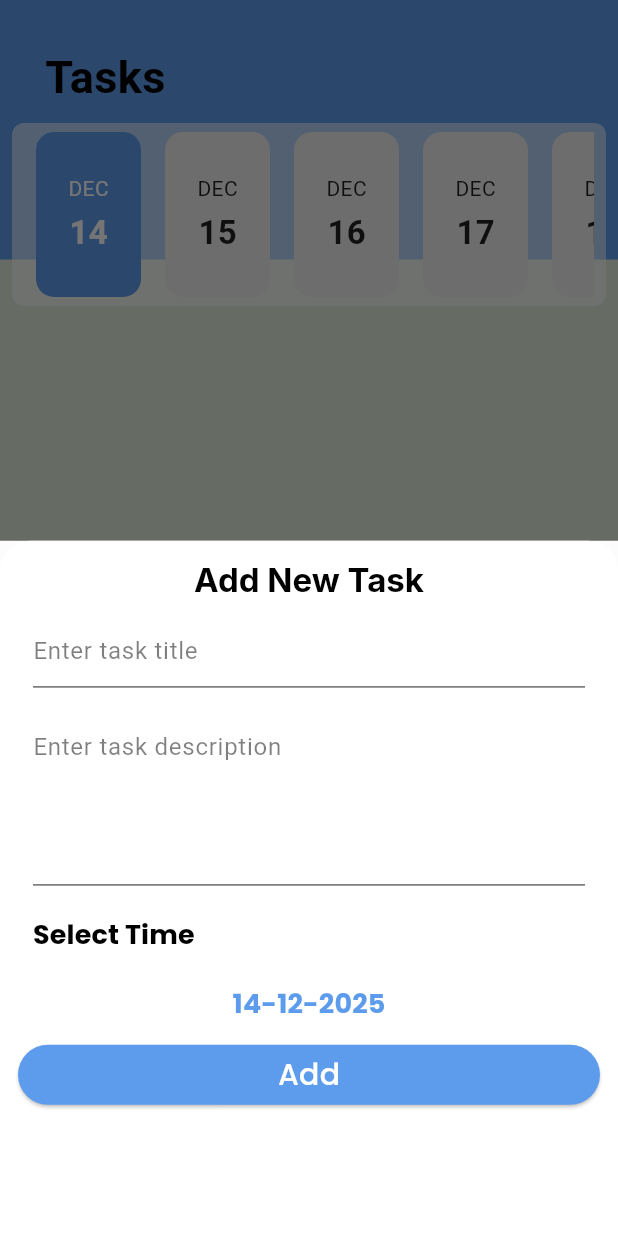
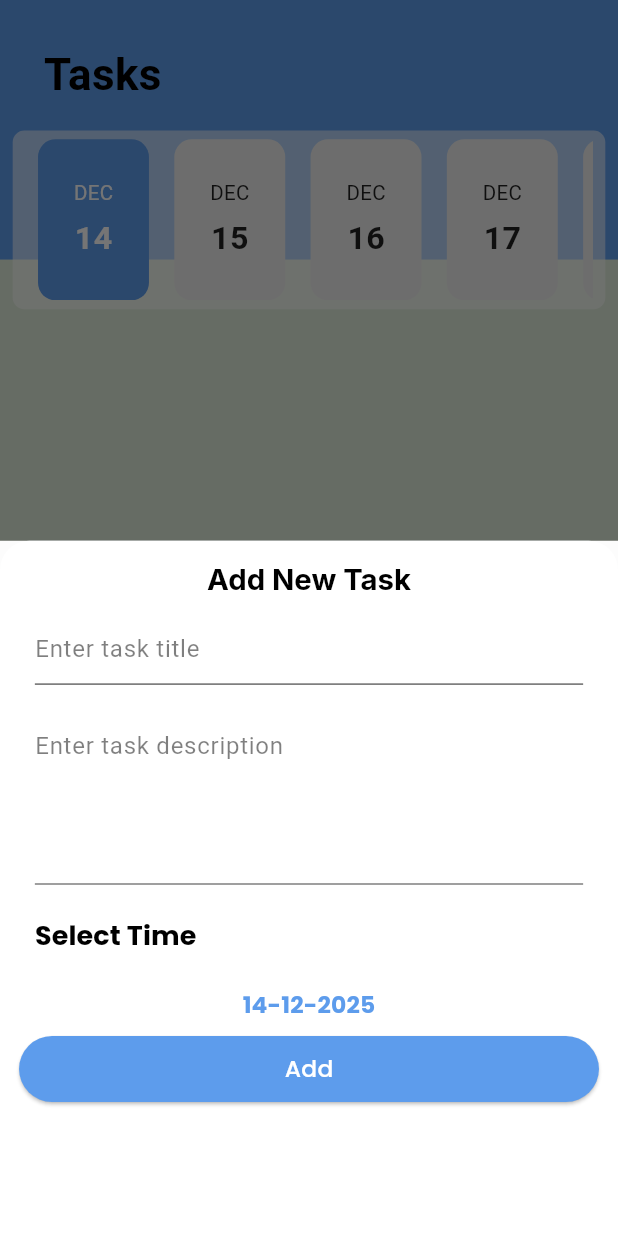
Before and after one commit to ahmed2782002/todo, a Flutter app: the HomeScreen screen opened by its route, after a tap on the "add" icon, on a phone screen of 412 x 824 dp. Run offline on Flutter 3.47's test engine with Material 3 defaults, Android fonts, the phone set to English and light mode, and no system bars; our stand-ins replace cloud_firestore, firebase_core, flutter_screenutil, flutter_slidable, google_fonts, shared_preferences; accounts and stored records are empty.

Commit message:
end project

```diff
--- a/lib/core/firebase/task.dart
+++ b/lib/core/firebase/task.dart
@@ -18,7 +18,7 @@ class Task {
   Task.fromFireStore(Map<String, dynamic> data)
       : this(
             id: data["id"],
-            title: data["title"],
+      title: data["title"],
             description: data["description"],
             dateTime: DateTime.fromMillisecondsSinceEpoch(data["dateTime"]),
             isDone: data["isDone"]);
--- a/lib/home/home_screen.dart
+++ b/lib/home/home_screen.dart
@@ -1,11 +1,12 @@
 import 'package:flutter/material.dart';
+import 'package:flutter_screenutil/flutter_screenutil.dart';
 import 'package:to_do/pages/task_list/task_list_tab.dart';
 
 import '../pages/setting/setting_view.dart';
 import '../pages/task_list/add_task_bottom_sheet.dart';
 
 class HomeScreen extends StatefulWidget {
-  HomeScreen({super.key});
+  const HomeScreen({super.key});
 
   static const String routeName = "home_screen";
 
@@ -20,22 +21,22 @@ class _HomeScreenState extends State<HomeScreen> {
 
   List<Widget> pages = [
     TaskListTab(),
-    SettingView(),
+    const SettingView(),
   ];
 
   @override
   Widget build(BuildContext context) {
-    var mediaQuery = MediaQuery.of(context).size;
     var theme = Theme.of(context);
+
     return Scaffold(
-
       body: pages[selectedIndex],
       extendBody: true,
+
       bottomNavigationBar: BottomAppBar(
         color: theme.colorScheme.onBackground,
-        height: mediaQuery.height * .093,
-        shape: CircularNotchedRectangle(),
-        notchMargin: 8,
+        height: 78.h, // بدل mediaQuery.height * .093
+        shape: const CircularNotchedRectangle(),
+        notchMargin: 8.r,
         child: BottomNavigationBar(
           currentIndex: selectedIndex,
           onTap: (index) {
@@ -44,22 +45,26 @@ class _HomeScreenState extends State<HomeScreen> {
           },
           items: const [
             BottomNavigationBarItem(
-                icon: ImageIcon(AssetImage("assets/images/list.png")),
-                label: "List"),
+              icon: ImageIcon(AssetImage("assets/images/list.png")),
+              label: "List",
+            ),
             BottomNavigationBarItem(
-                icon: ImageIcon(AssetImage("assets/images/setting.png")),
-                label: "List")
+              icon: ImageIcon(AssetImage("assets/images/setting.png")),
+              label: "Setting",
+            ),
           ],
         ),
       ),
+
       floatingActionButtonLocation: FloatingActionButtonLocation.centerDocked,
+
       floatingActionButton: FloatingActionButton(
         onPressed: () {
           showAddTaskBottomSheet();
         },
-        child: const Icon(
+        child: Icon(
           Icons.add,
-          size: 32,
+          size: 32.sp,
           color: Colors.white,
         ),
       ),
@@ -68,12 +73,14 @@ class _HomeScreenState extends State<HomeScreen> {
 
   void showAddTaskBottomSheet() {
     showModalBottomSheet(
-        context: context,
-        shape: RoundedRectangleBorder(
-            borderRadius: BorderRadius.only(
-          topLeft: Radius.circular(20),
-          topRight: Radius.circular(20),
-        )),
-        builder: (_) => AddTaskBottomSheet());
+      context: context,
+      shape: RoundedRectangleBorder(
+        borderRadius: BorderRadius.only(
+          topLeft: Radius.circular(20.r),
+          topRight: Radius.circular(20.r),
+        ),
+      ),
+      builder: (_) => const AddTaskBottomSheet(),
+    );
   }
 }
--- a/lib/main.dart
+++ b/lib/main.dart
@@ -1,5 +1,6 @@
+import 'package:flutter/material.dart';
+import 'package:flutter_screenutil/flutter_screenutil.dart';
 import 'package:firebase_core/firebase_core.dart';
-import 'package:flutter/material.dart';
 import 'package:provider/provider.dart';
 import 'package:shared_preferences/shared_preferences.dart';
 import 'package:to_do/core/provider/list_provider.dart';
@@ -14,7 +15,7 @@ import 'l10n/app_localizations.dart';
 void main() async {
   WidgetsFlutterBinding.ensureInitialized();
 
-  // Init SharedPreferences
+  // Init Shared Preferences
   PrefsHelper.prefs = await SharedPreferences.getInstance();
 
   // Init Firebase
@@ -27,12 +28,20 @@ void main() async {
     ),
   );
 }
-// this is dev
+
 class MyApp extends StatelessWidget {
   const MyApp({super.key});
 
   @override
   Widget build(BuildContext context) {
+    return ScreenUtilInit(
+      designSize: const Size(390, 844),
+      minTextAdapt: true,
+      builder: (_, __) => _buildMaterialApp(context),
+    );
+  }
+
+  Widget _buildMaterialApp(BuildContext context) {
     ListProvider appProvider = Provider.of<ListProvider>(context);
     return MaterialApp(
       theme: ApplicationTheme.lightTheme,
@@ -44,9 +53,9 @@ class MyApp extends StatelessWidget {
       locale: Locale(appProvider.currentLocale),
       initialRoute: SplashScreen.routeName,
       routes: {
-        HomeScreen.routeName: (context) => HomeScreen(),
+        HomeScreen.routeName: (_) => HomeScreen(),
         SplashScreen.routeName: (_) => SplashScreen(),
-        EditTask.routeName: (context) => EditTask(),
+        EditTask.routeName: (_) => EditTask(),
       },
     );
   }
--- a/lib/pages/setting/Widget/selected_option_widget.dart
+++ b/lib/pages/setting/Widget/selected_option_widget.dart
@@ -1,4 +1,5 @@
 import 'package:flutter/material.dart';
+import 'package:flutter_screenutil/flutter_screenutil.dart';
 
 class SelectedOption extends StatelessWidget {
   final String selectedTitle;
@@ -9,10 +10,10 @@ class SelectedOption extends StatelessWidget {
   Widget build(BuildContext context) {
     var theme = Theme.of(context);
     return Container(
-      padding: const EdgeInsets.symmetric(horizontal: 10, vertical: 6),
+      padding:  EdgeInsets.symmetric(horizontal: 10.w, vertical: 6.h),
       decoration: BoxDecoration(
           color: Colors.white24,
-          borderRadius: BorderRadius.circular(8),
+          borderRadius: BorderRadius.circular(8.r),
           border: Border.all(color: Colors.black)),
       child: Row(
         mainAxisAlignment: MainAxisAlignment.spaceBetween,
--- a/lib/pages/setting/Widget/theme_bottom_sheet.dart
+++ b/lib/pages/setting/Widget/theme_bottom_sheet.dart
@@ -1,4 +1,5 @@
 import 'package:flutter/material.dart';
+import 'package:flutter_screenutil/flutter_screenutil.dart';
 
 import 'package:provider/provider.dart';
 import 'package:to_do/pages/setting/Widget/selected_option_widget.dart';
@@ -16,7 +17,7 @@ class ThemeBottomSheet extends StatelessWidget {
     var appProvider = Provider.of<ListProvider>(context);
 
     return Container(
-      padding: const EdgeInsets.symmetric(horizontal: 20, vertical: 15),
+      padding:  EdgeInsets.symmetric(horizontal: 20.w, vertical: 15.h),
       decoration: BoxDecoration(
         color: theme.primaryColor.withOpacity(.8),
       ),
@@ -36,7 +37,7 @@ class ThemeBottomSheet extends StatelessWidget {
                       selectedTitle: AppLocalizations.of(context)!.light,
                     )),
           SizedBox(
-            height: 30,
+            height: 30.h,
           ),
           InkWell(
               onTap: () {
--- a/lib/pages/setting/Widget/unselected_option_widget.dart
+++ b/lib/pages/setting/Widget/unselected_option_widget.dart
@@ -1,4 +1,5 @@
 import 'package:flutter/material.dart';
+import 'package:flutter_screenutil/flutter_screenutil.dart';
 
 class UnSelectedOption extends StatelessWidget {
   final String titleUnselectedOption;
@@ -8,11 +9,11 @@ class UnSelectedOption extends StatelessWidget {
   @override
   Widget build(BuildContext context) {
     return Container(
-      padding: const EdgeInsets.symmetric(horizontal: 10, vertical: 6),
+      padding:  EdgeInsets.symmetric(horizontal: 10.w, vertical: 6.h),
       width: double.infinity,
       decoration: BoxDecoration(
           color: Colors.white.withOpacity(.05),
-          borderRadius: BorderRadius.circular(8),
+          borderRadius: BorderRadius.circular(8.r),
           border: Border.all(color: Colors.black)),
       child: Text(titleUnselectedOption),
     );
--- a/lib/pages/task_list/add_task_bottom_sheet.dart
+++ b/lib/pages/task_list/add_task_bottom_sheet.dart
@@ -1,4 +1,5 @@
 import 'package:flutter/material.dart';
+import 'package:flutter_screenutil/flutter_screenutil.dart';
 import 'package:intl/intl.dart';
 import 'package:provider/provider.dart';
 import 'package:to_do/core/firebase/firebase_utils.dart';
@@ -27,28 +28,31 @@ class _AddTaskBottomSheetState extends State<AddTaskBottomSheet> {
     var theme = Theme.of(context);
     listProvider = Provider.of<ListProvider>(context);
 
-    var mediaQuery = MediaQuery.of(context).size;
     return Container(
-      padding: EdgeInsets.all(12),
+      padding: EdgeInsets.all(12.w),
       color: theme.colorScheme.onBackground.withOpacity(.98),
       child: Column(
         children: [
-          Text(AppLocalizations.of(context)!.add_new_task,
+          Text(
+            AppLocalizations.of(context)!.add_new_task,
             style: theme.textTheme.titleLarge!.copyWith(
               color: theme.colorScheme.onSecondary,
-              )),
+              fontSize: 20.sp,
+            ),
+          ),
+
           Form(
             key: formKey,
             child: Column(
               crossAxisAlignment: CrossAxisAlignment.stretch,
               children: [
+
+                /// TITLE
                 Padding(
-                    padding: EdgeInsets.all(10),
+                  padding: EdgeInsets.all(10.w),
                   child: TextFormField(
                     style: TextStyle(color: theme.colorScheme.onSecondary),
-                      onChanged: (text) {
-                        title = text;
-                      },
+                    onChanged: (text) => title = text,
                     validator: (text) {
                       if (text == null || text.isEmpty) {
                         return AppLocalizations.of(context)!
@@ -56,36 +60,36 @@ class _AddTaskBottomSheetState extends State<AddTaskBottomSheet> {
                       } else if (text.length < 4) {
                         return AppLocalizations.of(context)!
                             .your_task_title_must_be_at_least_4_characters;
-                        } else {
+                      }
                       return null;
-                        }
                     },
                     decoration: InputDecoration(
-                        hintText:
-                            AppLocalizations.of(context)!.enter_task_title,
+                      hintText: AppLocalizations.of(context)!.enter_task_title,
                       hintStyle: TextStyle(
-                          color: theme.colorScheme.onSecondary.withOpacity(.5),
+                        color:
+                        theme.colorScheme.onSecondary.withOpacity(.5),
                       ),
                       enabledBorder: UnderlineInputBorder(
                         borderSide: BorderSide(
-                              color:
-                                  theme.colorScheme.onSecondary.withOpacity(.5),
+                            color: theme.colorScheme.onSecondary
+                                .withOpacity(.5),
                             width: 1.2),
                       ),
-                        focusedBorder: UnderlineInputBorder(
+                      focusedBorder: const UnderlineInputBorder(
                         borderSide:
                         BorderSide(color: Color(0xFF0739FF), width: 1.2),
                       ),
                     ),
                   ),
                 ),
+
+                /// DESCRIPTION
                 Padding(
-                    padding: EdgeInsets.all(10),
+                  padding: EdgeInsets.all(10.w),
                   child: TextFormField(
                     style: TextStyle(color: theme.colorScheme.onSecondary),
-                      onChanged: (text) {
-                        description = text;
-                      },
+                    maxLines: 4,
+                    onChanged: (text) => description = text,
                     validator: (text) {
                       if (text == null || text.isEmpty) {
                         return AppLocalizations.of(context)!
@@ -100,59 +104,68 @@ class _AddTaskBottomSheetState extends State<AddTaskBottomSheet> {
                       hintText: AppLocalizations.of(context)!
                           .enter_task_description,
                       hintStyle: TextStyle(
-                          color: theme.colorScheme.onSecondary.withOpacity(.5),
+                        color:
+                        theme.colorScheme.onSecondary.withOpacity(.5),
                       ),
                       enabledBorder: UnderlineInputBorder(
                         borderSide: BorderSide(
-                              color:
-                                  theme.colorScheme.onSecondary.withOpacity(.5),
+                            color: theme.colorScheme.onSecondary
+                                .withOpacity(.5),
                             width: 1.1),
                       ),
-                        focusedBorder: UnderlineInputBorder(
+                      focusedBorder: const UnderlineInputBorder(
                         borderSide:
                         BorderSide(color: Color(0xFF0739FF), width: 1.1),
                       ),
                     ),
-                      maxLines: 4,
                   ),
                 ),
+
+                /// SELECT TIME TEXT
                 Padding(
-                    padding: EdgeInsets.all(10),
+                  padding: EdgeInsets.all(10.w),
                   child: Text(
                     AppLocalizations.of(context)!.select_time,
                     style: theme.textTheme.titleSmall!
                         .copyWith(color: theme.colorScheme.onSecondary),
                   ),
                 ),
+
+                /// DATE PICKER
                 InkWell(
-                    onTap: () {
-                      showCalendar();
-                    },
+                  onTap: showCalendar,
                   child: Padding(
-                        padding: EdgeInsets.all(10),
+                    padding: EdgeInsets.all(10.w),
                     child: Text(
                       DateFormat('dd-MM-yyyy').format(selectedDate),
                       textAlign: TextAlign.center,
-                          style: theme.textTheme.titleSmall!
-                              .copyWith(color: theme.primaryColor),
-                        )),
+                      style: theme.textTheme.titleSmall!.copyWith(
+                        color: theme.primaryColor,
+                        fontSize: 16.sp,
                       ),
-                  ElevatedButton(
+                    ),
+                  ),
+                ),
+
+                /// ADD BUTTON
+                SizedBox(
+                  height: 45.h,
+                  child: ElevatedButton(
                     style: ButtonStyle(
                       backgroundColor:
                       MaterialStatePropertyAll(theme.primaryColor),
                     ),
-                    onPressed: () {
-                      addTask();
-                    },
+                    onPressed: addTask,
                     child: Text(
                       AppLocalizations.of(context)!.add,
                       style: theme.textTheme.titleMedium!
-                          .copyWith(color: Colors.white),
+                          .copyWith(color: Colors.white, fontSize: 16.sp),
+                    ),
                   ),
                 ),
               ],
-              )),
+            ),
+          ),
         ],
       ),
     );
@@ -163,7 +176,8 @@ class _AddTaskBottomSheetState extends State<AddTaskBottomSheet> {
       context: context,
       initialDate: DateTime.now(),
       firstDate: DateTime.now(),
-        lastDate: DateTime.now().add(Duration(days: 365)));
+      lastDate: DateTime.now().add(const Duration(days: 365)),
+    );
     if (chosenDate != null) {
       setState(() {
         selectedDate = chosenDate;
@@ -179,26 +193,13 @@ class _AddTaskBottomSheetState extends State<AddTaskBottomSheet> {
         dateTime: selectedDate,
       );
 
-      print("🟢 Trying to add task to Firebase: ${task.title}, ${task.description}, ${task.dateTime}");
-
       try {
-        // Add task
         await FirebaseUtils.addTaskToFirestore(task);
-        print("✅ Task added successfully!");
-
-        // Refresh tasks list
         await listProvider.getAllTasksFromFireStore();
-        print("🔄 Task list refreshed from Firestore.");
-
-        // Close bottom sheet
         Navigator.pop(context);
       } catch (e) {
-        print("❌ Failed to add task: $e");
-      }
-    } else {
-      print("⚠️ Form validation failed. Task not added.");
+        print("Error Adding Task: $e");
       }
     }
-
-
   }
+}
--- a/lib/pages/task_list/horizontal_date_picker.dart
+++ b/lib/pages/task_list/horizontal_date_picker.dart
@@ -1,4 +1,5 @@
 import 'package:flutter/material.dart';
+import 'package:flutter_screenutil/flutter_screenutil.dart';
 import 'package:provider/provider.dart';
 
 import '../../core/provider/list_provider.dart';
@@ -28,7 +29,7 @@ class HorizontalDatePicker extends StatelessWidget {
     }
 
     return SizedBox(
-      height: 110,
+      height: 110.h,
       child: ListView.builder(
         controller: scrollController,
         scrollDirection: Axis.horizontal,
@@ -54,13 +55,13 @@ class HorizontalDatePicker extends StatelessWidget {
           return GestureDetector(
             onTap: () => listProvider.changeDate(date),
             child: Container(
-              width: 70,
-              margin: const EdgeInsets.symmetric(horizontal: 8),
+              width: 70.w,
+              margin:  EdgeInsets.symmetric(horizontal: 8.w),
               decoration: BoxDecoration(
                 color: highlight
                     ? theme.colorScheme.primary
                     : Colors.grey.shade200,
-                borderRadius: BorderRadius.circular(12),
+                borderRadius: BorderRadius.circular(12.r),
               ),
               child: Column(
                 mainAxisAlignment: MainAxisAlignment.center,
@@ -69,15 +70,15 @@ class HorizontalDatePicker extends StatelessWidget {
                     _monthName(date.month),
                     style: TextStyle(
                       color: highlight ? Colors.white : Colors.black87,
-                      fontSize: 14,
+                      fontSize: 14.sp,
                     ),
                   ),
-                  const SizedBox(height: 4),
+                   SizedBox(height: 4.h),
                   Text(
                     date.day.toString(),
                     style: TextStyle(
                       color: highlight ? Colors.white : Colors.black87,
-                      fontSize: 22,
+                      fontSize: 22.sp,
                       fontWeight: FontWeight.bold,
                     ),
                   ),
--- a/lib/pages/task_list/task_list_tab.dart
+++ b/lib/pages/task_list/task_list_tab.dart
@@ -1,4 +1,5 @@
 import 'package:flutter/material.dart';
+import 'package:flutter_screenutil/flutter_screenutil.dart';
 import 'package:provider/provider.dart';
 import 'package:to_do/pages/task_list/task_widget.dart';
 import '../../core/provider/list_provider.dart';
@@ -27,13 +28,14 @@ class _TaskListTabState extends State<TaskListTab> {
       _scrollToToday(); // تمرير إلى اليوم الحالي
     });
   }
-//tab ..................
+
+  // تمرير الى اليوم الحالي في الهوريزونتال ديت بيكر
   void _scrollToToday() {
     final now = DateTime.now();
-    final first = DateTime.now().subtract(const Duration(days: 365));
+    final first = DateTime.now(); // بداية اليوم الحالي
 
     int index = now.difference(first).inDays;
-    double position = index * 86; // تقريبًا عرض العنصر + margin
+    double position = index * 86.w; // عرض العنصر + margin مع ScreenUtil
 
     _scrollController.animateTo(
       position,
@@ -46,45 +48,44 @@ class _TaskListTabState extends State<TaskListTab> {
   Widget build(BuildContext context) {
     var listProvider = Provider.of<ListProvider>(context);
     var theme = Theme.of(context);
-    var mediaQuery = MediaQuery.of(context).size;
 
     return Column(
       children: [
         Stack(
-          alignment: const Alignment(0, 2.4),
+          alignment: Alignment(0, 2.4),
           children: [
             Container(
               color: theme.primaryColor,
-              width: double.infinity,
-              height: mediaQuery.height * .21,
+              width: 1.sw, // full screen width
+              height: 0.21.sh, // 21% of screen height
               child: Padding(
-                padding: const EdgeInsets.all(30.0),
+                padding: EdgeInsets.all(30.0.sp),
                 child: Text(
                   AppLocalizations.of(context)!.appTitle,
-                  style: const TextStyle(
-                    fontSize: 30,
+                  style: TextStyle(
+                    fontSize: 30.sp,
                     fontWeight: FontWeight.bold,
                   ),
                 ),
               ),
             ),
             Container(
-              padding: const EdgeInsets.symmetric(horizontal: 8.0, vertical: 6),
-              margin: const EdgeInsets.symmetric(horizontal: 8.0, vertical: 2),
+              padding: EdgeInsets.symmetric(horizontal: 8.w, vertical: 6.h),
+              margin: EdgeInsets.symmetric(horizontal: 8.w, vertical: 2.h),
               decoration: BoxDecoration(
                 color: Colors.white54,
-                borderRadius: BorderRadius.circular(8.0),
+                borderRadius: BorderRadius.circular(8.r),
               ),
               child: HorizontalDatePicker(
                 scrollController: _scrollController,
                 initialDate: listProvider.selectDate,
-                firstDate: DateTime.now().subtract(const Duration(days: 365)),
-                lastDate: DateTime.now().add(const Duration(days: 365)),
+                firstDate: DateTime.now(), // يبدأ من اليوم الحالي
+                lastDate: DateTime(DateTime.now().year, 12, 31), // باقي السنة
               ),
             ),
           ],
         ),
-        SizedBox(height: mediaQuery.height * .04),
+        SizedBox(height: 0.04.sh),
         Expanded(
           child: ListView.builder(
             itemCount: listProvider.tasksList.length,
--- a/pubspec.yaml
+++ b/pubspec.yaml
@@ -11,7 +11,7 @@ environment:
 dependencies:
   flutter:
     sdk: flutter
-
+  flutter_screenutil: ^5.9.0
   cupertino_icons: ^1.0.2
   google_fonts: ^6.1.0
   table_calendar: ^3.1.2
```
Also changed, not shown: lib/pages/edit_task/edite_task.dart (+66 -45 lines), lib/pages/setting/Widget/setting_item.dart (+29 -15 lines), lib/pages/setting/setting_view.dart (+21 -13 lines), lib/pages/task_list/task_widget.dart (+30 -34 lines), pubspec.lock. Lines whose indentation alone changed are shown as unchanged.
